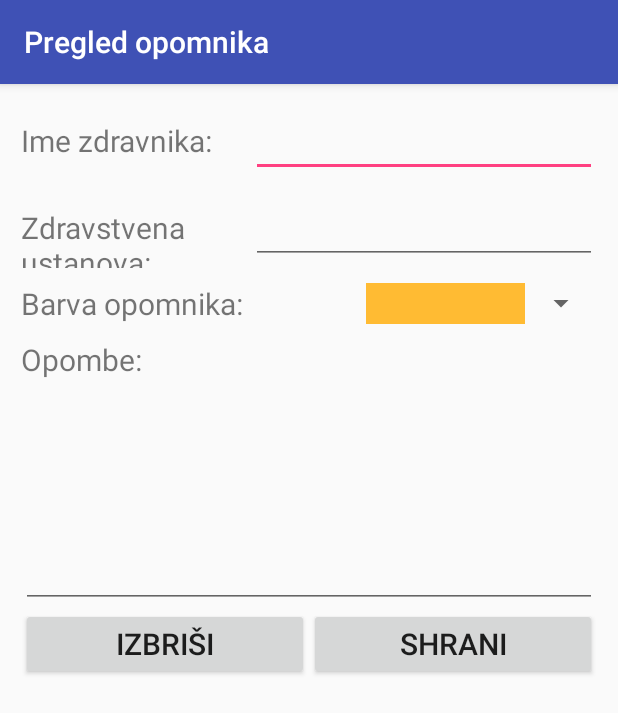
After one commit to loboda1995/ZepniZdravnik, an Android app: the AppointmentOverview screen opened directly, with no data from a screen before it, on a phone screen of 412 x 824 dp. The commit adds this screen. Shown: the top 713 px of the screen. Run offline under Robolectric (Android 15) with nearby library versions, the phone set to English and light mode, and no system bars; 1 statement that could not run was skipped.

Commit message:
Dodan zečetek pregleda opomnikov za preglede.

```diff
--- /dev/null
+++ b/app/src/main/java/com/example/tpoteam/zepnizdravnik/AppointmentOverview.java
@@ -0,0 +1,201 @@
+package com.example.tpoteam.zepnizdravnik;
+
+import android.app.AlarmManager;
+import android.app.AlertDialog;
+import android.app.PendingIntent;
+import android.content.DialogInterface;
+import android.content.Intent;
+import android.os.Bundle;
+import android.os.Handler;
+import android.support.v7.app.AppCompatActivity;
+import android.support.v7.widget.Toolbar;
+import android.view.View;
+import android.widget.Button;
+import android.widget.CheckBox;
+import android.widget.EditText;
+import android.widget.LinearLayout;
+import android.widget.RadioButton;
+import android.widget.RadioGroup;
+import android.widget.Spinner;
+import android.widget.Toast;
+
+import java.io.FileOutputStream;
+import java.io.IOException;
+import java.io.ObjectOutputStream;
+import java.util.ArrayList;
+import java.util.Calendar;
+
+/**
+ * Created by Luka Loboda on 14-Dec-16.
+ */
+
+public class AppointmentOverview extends AppCompatActivity{
+
+    private ArrayList<AppointmentNotification> appointmentNotifications =  new ArrayList<>();
+    private int IDselected;
+    private AppointmentNotification selectedNotification;
+
+    private EditText inputDoctor;
+    private EditText inputLocation;
+    private Spinner colorPicker;
+    private EditText comments;
+
+    @Override
+    protected void onCreate(Bundle savedInstanceState) {
+        super.onCreate(savedInstanceState);
+        setContentView(R.layout.activity_appointment_notification_overview);
+
+        Toolbar toolbar = (Toolbar) findViewById(R.id.toolbar);
+        setSupportActionBar(toolbar);
+
+        // Pridobimo vnosna polja
+        getAllInputs();
+
+
+        // Odzivi na klike na gumbe
+        Button gumb = (Button) findViewById(R.id.deleteButton);
+        gumb.setOnClickListener(new View.OnClickListener() {
+
+            @Override
+            public void onClick(View v) {
+                delete();
+            }
+        });
+        gumb = (Button) findViewById(R.id.saveButton);
+        gumb.setOnClickListener(new View.OnClickListener() {
+
+            @Override
+            public void onClick(View v) {
+                save();
+            }
+        });
+
+
+        // Pridobimo in prikazemo podatke, ce opomnik ze obstaja
+        appointmentNotifications = (ArrayList<AppointmentNotification>) this.getIntent().getSerializableExtra(AppointmentActivity.nameOfExtra1);
+        IDselected = this.getIntent().getIntExtra(AppointmentActivity.nameOfExtra2, 0);
+
+        // Ce je IDselected kaze na zadnji element pomeni, da ustvarjamo nov opomnik, sicer
+        // spreminajmo ze obstojecega
+        if(IDselected < appointmentNotifications.size()-1){
+            selectedNotification = appointmentNotifications.get(IDselected);
+
+
+            colorPicker.setSelection(selectedNotification.idOfColor);
+
+            comments.setText(selectedNotification.comments);
+        }
+    }
+
+    // Pridobimo in shranimo vsa vnosna polja
+    private void getAllInputs(){
+        inputDoctor = (EditText) findViewById(R.id.appointDoctorName);
+        inputLocation = (EditText) findViewById(R.id.appointLocation);
+
+        // Ustvarimo color picker za izbiro barve ozadja opomnika
+        colorPicker = (Spinner)findViewById(R.id.colorPicker);
+        colorPicker.setAdapter(new ColorPickerAdapter(this));
+
+        comments = (EditText) findViewById(R.id.commentsInput);
+    }
+
+    // Izbrise izbrani opomnik
+    private void delete(){
+        if(selectedNotification != null){
+            new AlertDialog.Builder(this)
+                    .setTitle(R.string.notificationRemovalTitle)
+                    .setMessage(R.string.notificationRemoveMessage)
+                    .setPositiveButton(R.string.yes, new DialogInterface.OnClickListener() {
+                        public void onClick(DialogInterface dialog, int whichButton) {
+                            boolean b = deleteThisNotification();
+                            Toast.makeText(AppointmentOverview.this, b ? R.string.notifcationRemoved : R.string.notifcationNotRemoved, Toast.LENGTH_LONG).show();
+                            if(b){
+                                new Handler().postDelayed(new Runnable() {
+                                    @Override
+                                    public void run() {
+                                        AppointmentOverview.this.finish();
+                                    }
+                                }, 500);
+                            }
+                        }})
+                    .setNegativeButton(R.string.no, null).show();
+        }
+    }
+
+    // Shrani novoustvarjen opomnik ali pa shrani spremenjen opomnik
+    private void save(){
+        // TODO: preverjanje vnosa
+        boolean b = saveThisNotification();
+        Toast.makeText(this, b ? R.string.notificationSaved : R.string.notificationNotSaved, Toast.LENGTH_LONG).show();
+        if(b){
+            new Handler().postDelayed(new Runnable() {
+                @Override
+                public void run() {
+                    AppointmentOverview.this.finish();
+                }
+            }, 500);
+        }
+    }
+
+    private boolean saveThisNotification() {
+        String doctorName = inputDoctor.getText().toString();
+        String location = inputLocation.getText().toString();
+        int newColorId = colorPicker.getSelectedItemPosition();
+        String comm = comments.getText().toString();
+
+        AppointmentNotification copy = null;
+        if(selectedNotification != null){
+            copy = new AppointmentNotification(newColorId, location, doctorName, 0, 0, comm);
+        }
+
+        // Odstranimo element, ki sluzi dodajanju novih opomnikov
+        appointmentNotifications.remove(appointmentNotifications.size()-1);
+
+        // Ce je izbrani Notification == null, pomeni da ustvarjamo novega, sicer spreminajmo ze
+        // obstojecega
+        if(selectedNotification != null){
+            selectedNotification.doctor = doctorName;
+            selectedNotification.location = location;
+            selectedNotification.idOfColor = newColorId;
+            selectedNotification.comments = comm;
+        }else{
+            selectedNotification = new AppointmentNotification(newColorId, location, doctorName, 0, 0, comm);
+            appointmentNotifications.add(selectedNotification);
+        }
+
+        // Shranimo trenutne opomnike, ce shranjevanje uspe vrnemo true, sicer ponastavimo vrednosti
+        // trenutnega opomnika na stare in vrnemo false
+        boolean b = writeObjectToFile(appointmentNotifications, MainActivity.fileNameWithAppointments);
+        if(b){
+            return true;
+        }else{
+            selectedNotification = copy;
+            return false;
+        }
+    }
+
+    private boolean deleteThisNotification() {
+        // Ne moremo izbrisati opomnika, ko ustvarjamo novega
+        if(selectedNotification == null){
+            return false;
+        }
+        appointmentNotifications.remove(appointmentNotifications.size()-1);
+        appointmentNotifications.remove(IDselected);
+
+        // Shranimo trenutne opomnike
+        return writeObjectToFile(appointmentNotifications, MainActivity.fileNameWithAppointments);
+    }
+
+    private boolean writeObjectToFile(Object o, String fileName){
+        try {
+            FileOutputStream fos = openFileOutput(fileName, MODE_PRIVATE);
+            ObjectOutputStream objectOutputStream = new ObjectOutputStream(fos);
+            objectOutputStream.writeObject(o);
+            objectOutputStream.close();
+            fos.close();
+        } catch (IOException e) {
+            return false;
+        }
+        return true;
+    }
+}
--- /dev/null
+++ b/app/src/main/res/layout/activity_appointment_notification_overview.xml
@@ -0,0 +1,160 @@
+<?xml version="1.0" encoding="utf-8"?>
+<android.support.design.widget.CoordinatorLayout xmlns:android="http://schemas.android.com/apk/res/android"
+    android:layout_width="match_parent"
+    android:layout_height="match_parent"
+    xmlns:app="http://schemas.android.com/apk/res-auto"
+    android:fitsSystemWindows="true"
+    android:focusableInTouchMode="false">
+
+    <android.support.design.widget.AppBarLayout
+        android:layout_width="match_parent"
+        android:layout_height="wrap_content"
+        android:theme="@style/AppTheme.AppBarOverlay">
+
+        <android.support.v7.widget.Toolbar
+            android:id="@+id/toolbar"
+            android:layout_width="match_parent"
+            android:layout_height="?attr/actionBarSize"
+            app:popupTheme="@style/AppTheme.PopupOverlay" />
+
+
+    </android.support.design.widget.AppBarLayout>
+
+    <RelativeLayout xmlns:android="http://schemas.android.com/apk/res/android"
+        xmlns:app="http://schemas.android.com/apk/res-auto"
+        xmlns:tools="http://schemas.android.com/tools"
+        android:layout_width="match_parent"
+        android:layout_height="wrap_content"
+        app:layout_behavior="@string/appbar_scrolling_view_behavior"
+        tools:context="com.example.lukaloboda.mojakinoteka.MainActivity"
+        tools:showIn="@layout/activity_main">
+
+        <ScrollView
+            android:layout_width="match_parent"
+            android:layout_height="wrap_content">
+
+            <LinearLayout
+                android:layout_width="match_parent"
+                android:layout_height="match_parent"
+                android:padding="14dp"
+                android:orientation="vertical">
+
+                // Vnosno polje za ime zdravnika
+                <LinearLayout
+                    android:layout_width="match_parent"
+                    android:layout_height="wrap_content"
+                    android:layout_marginBottom="10dp"
+                    android:orientation="horizontal">
+
+                    <TextView
+                        android:text="@string/labelDoctor"
+                        android:textSize="20dp"
+                        android:layout_width="0dp"
+                        android:layout_weight="0.4"
+                        android:layout_height="wrap_content"/>
+
+                    <EditText
+                        android:id="@+id/appointDoctorName"
+                        android:textSize="20dp"
+                        android:layout_width="0dp"
+                        android:layout_weight="0.6"
+                        android:layout_height="wrap_content"/>
+
+                </LinearLayout>
+
+                // Vnosno polje za lokacijo pregleda
+                <LinearLayout
+                    android:layout_width="match_parent"
+                    android:layout_height="wrap_content"
+                    android:layout_marginBottom="10dp"
+                    android:orientation="horizontal">
+
+                    <TextView
+                        android:text="@string/labelLocation"
+                        android:textSize="20dp"
+                        android:layout_width="0dp"
+                        android:layout_weight="0.4"
+                        android:layout_height="wrap_content"/>
+
+                    <EditText
+                        android:id="@+id/appointLocation"
+                        android:textSize="20dp"
+                        android:layout_width="0dp"
+                        android:layout_weight="0.6"
+                        android:layout_height="wrap_content"/>
+
+                </LinearLayout>
+
+                // Izbira barve opomnika
+                <LinearLayout
+                    android:layout_width="match_parent"
+                    android:layout_height="wrap_content"
+                    android:layout_marginBottom="10dp"
+                    android:orientation="horizontal">
+
+                    <TextView
+                        android:text="@string/labelColor"
+                        android:textSize="20dp"
+                        android:layout_width="0dp"
+                        android:layout_weight="0.6"
+                        android:layout_height="wrap_content"/>
+
+                    <Spinner
+                        android:id="@+id/colorPicker"
+                        android:layout_width="0dp"
+                        android:layout_weight="0.4"
+                        android:layout_height="wrap_content"></Spinner>
+
+                </LinearLayout>
+
+                // Polje z opombami
+                <LinearLayout
+                    android:layout_width="match_parent"
+                    android:layout_height="wrap_content"
+                    android:orientation="vertical">
+
+                    <TextView
+                        android:layout_width="wrap_content"
+                        android:layout_height="wrap_content"
+                        android:textSize="20dp"
+                        android:text="@string/labelComments"/>
+
+                    <EditText
+                        android:id="@+id/commentsInput"
+                        android:layout_width="match_parent"
+                        android:layout_height="wrap_content"
+                        android:gravity="top"
+                        android:lines="6"/>
+
+                </LinearLayout>
+
+                <LinearLayout
+                    android:layout_width="match_parent"
+                    android:layout_height="wrap_content"
+                    android:orientation="horizontal">
+
+                    <Button
+                        android:id="@+id/deleteButton"
+                        android:layout_width="0dp"
+                        android:layout_height="wrap_content"
+                        android:layout_weight="1"
+                        android:textSize="20dp"
+                        android:text="@string/buttonDelete"/>
+
+                    <Button
+                        android:id="@+id/saveButton"
+                        android:layout_width="0dp"
+                        android:layout_height="wrap_content"
+                        android:layout_weight="1"
+                        android:textSize="20dp"
+                        android:text="@string/buttonSave"/>
+
+                </LinearLayout>
+
+            </LinearLayout>
+
+        </ScrollView>
+
+    </RelativeLayout>
+
+</android.support.design.widget.CoordinatorLayout>
--- a/app/src/main/res/values/strings.xml
+++ b/app/src/main/res/values/strings.xml
@@ -65,4 +65,11 @@
     <string name="hour22">22:00</string>
     <string name="hour23">23:00</string>
 
+    <string name="labelTimeOfAppointment">Čas pregleda:</string>
+    <string name="labelLocOfAppointment">Kje:</string>
+    <string name="labelDocOfAppointment">Pri zdravniku:</string>
+    <string name="labelDoctor">Ime zdravnika:</string>
+    <string name="labelLocation">Zdravstvena ustanova:</string>
+    <string name="title_activity_appointment_overviev">Pregled opomnika</string>
+
 </resources>
```
Also changed, not shown: app/src/main/AndroidManifest.xml (+8 -0 lines), app/src/main/java/com/example/tpoteam/zepnizdravnik/AppointmentActivity.java (added, +98 -0 lines), app/src/main/java/com/example/tpoteam/zepnizdravnik/AppointmentAdapter.java (added, +52 -0 lines), app/src/main/java/com/example/tpoteam/zepnizdravnik/AppointmentNotification.java (added, +27 -0 lines), app/src/main/java/com/example/tpoteam/zepnizdravnik/MainActivity.java (+6 -8 lines), app/src/main/res/layout/activity_appointments.xml (added, +46 -0 lines), app/src/main/res/layout/appointment_notification_display.xml (added, +68 -0 lines).
